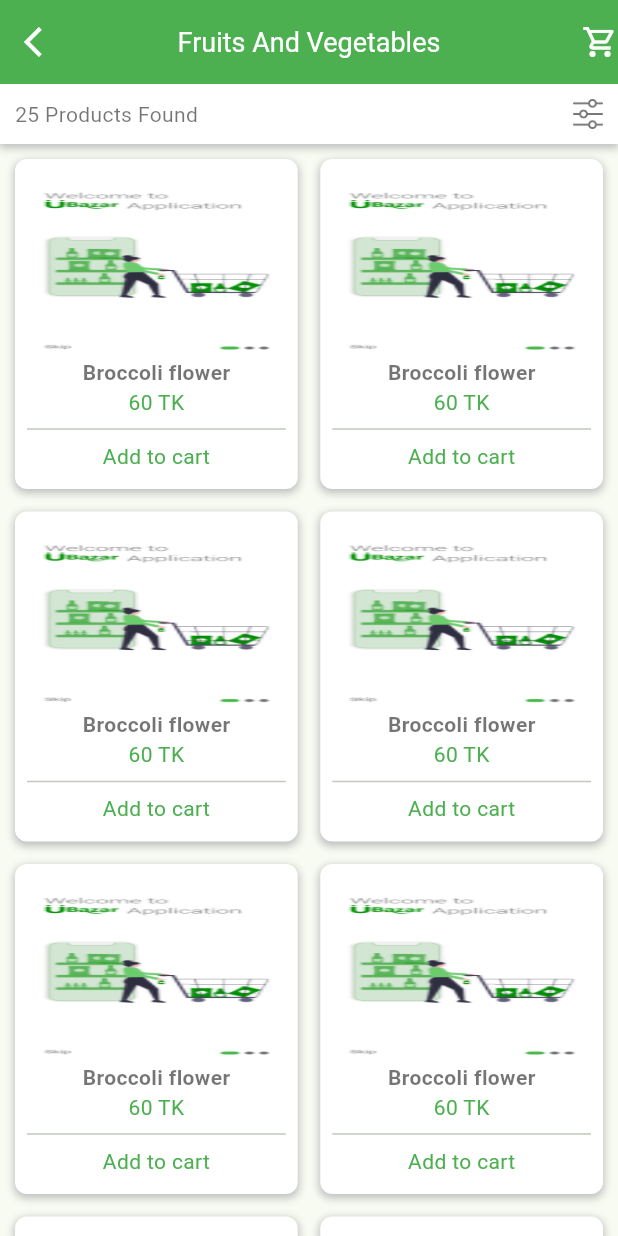
After one commit to muksiturrahman/GTR_API_Ui_Test, a Flutter app: the Vegetable screen opened directly, on a phone screen of 412 x 824 dp. The commit adds this screen. Run offline on Flutter 3.47's test engine with Material 2 defaults, Android fonts, the phone set to English and light mode, and no system bars; our stand-ins replace carousel_slider, smooth_page_indicator.

Commit message:
fruits and vegetable page designed

```diff
--- a/lib/Screens/HomePage/HomePage.dart
+++ b/lib/Screens/HomePage/HomePage.dart
@@ -1,5 +1,6 @@
 import 'package:carousel_slider/carousel_slider.dart';
 import 'package:flutter/material.dart';
+import 'package:gtr_test/Screens/HomePage/Vegetable.dart';
 
 class HomePage extends StatefulWidget {
   const HomePage({super.key});
@@ -158,7 +159,11 @@ class _HomePageState extends State<HomePage> {
                       ),
                       Column(
                         children: [
-                          Container(
+                          GestureDetector(
+                            onTap: (){
+                              Navigator.push(context, MaterialPageRoute(builder: (context)=>Vegetable()));
+                            },
+                            child: Container(
                               height: 80,
                               width: 80,
                               decoration: BoxDecoration(
@@ -173,6 +178,7 @@ class _HomePageState extends State<HomePage> {
                                 ],
                               ),
                               child: Image.asset('assets/images/pageview1.png'),
+                            ),
                           ),
                           SizedBox(
                             height: 10,
--- a/lib/Screens/HomePage/Vegetable.dart
+++ b/lib/Screens/HomePage/Vegetable.dart
@@ -0,0 +1,63 @@
+import 'package:flutter/material.dart';
+import 'package:gtr_test/widgets/customgrid.dart';
+
+class Vegetable extends StatefulWidget {
+  const Vegetable({super.key});
+
+  @override
+  State<Vegetable> createState() => _VegetableState();
+}
+
+class _VegetableState extends State<Vegetable> {
+  @override
+  Widget build(BuildContext context) {
+    return Scaffold(
+      appBar: AppBar(
+        backgroundColor: Colors.green,
+        leading: IconButton(
+          onPressed: (){
+            Navigator.pop(context);
+          },
+          icon: Icon(Icons.arrow_back_ios),color: Colors.white,
+        ),
+        title: Text('Fruits And Vegetables',style: TextStyle(color: Colors.white,fontSize: 18),),
+        centerTitle: true,
+        actions: [
+          Icon(Icons.shopping_cart_outlined,color: Colors.white,),
+        ],
+      ),
+      body: ListView(
+        children: [
+          Container(
+            height: 40,
+            width: double.infinity,
+            decoration: BoxDecoration(
+              color: Colors.white,
+              boxShadow: [
+                BoxShadow(
+                    color: Colors.grey.shade400,
+                    spreadRadius: 0.5,
+                    blurRadius: 4,
+                    offset: const Offset(0, 2))
+              ],
+            ),
+            child: Padding(
+              padding: const EdgeInsets.all(10.0),
+              child: Row(
+                mainAxisAlignment: MainAxisAlignment.spaceBetween,
+                children: [
+                  Text("25 Products Found",style: TextStyle(color: Colors.black54),),
+                  Image.asset("assets/icons/filter.png",color: Colors.black54,),
+                ],
+              ),
+            ),
+          ),
+          Padding(
+            padding: const EdgeInsets.all(10),
+            child: CustomGrid(),
+          ),
+        ],
+      ),
+    );
+  }
+}
--- /dev/null
+++ b/lib/widgets/customgrid.dart
@@ -0,0 +1,66 @@
+import 'package:flutter/material.dart';
+
+class CustomGrid extends StatefulWidget {
+  const CustomGrid({super.key});
+
+  @override
+  State<CustomGrid> createState() => _CustomGridState();
+}
+
+class _CustomGridState extends State<CustomGrid> {
+  @override
+  Widget build(BuildContext context) {
+    return GridView.builder(
+      physics: NeverScrollableScrollPhysics(),
+      shrinkWrap: true,
+      itemCount: 20,
+      gridDelegate:
+      SliverGridDelegateWithFixedCrossAxisCount(
+          crossAxisCount: 2,
+          mainAxisSpacing: 15,
+          mainAxisExtent: 220,
+          crossAxisSpacing: 15),
+      itemBuilder: (context, index) {
+        return
+          Container(
+            height: MediaQuery.of(context).size.height /5,
+            width: MediaQuery.of(context).size.width /2.3,
+            decoration: BoxDecoration(
+              color: Colors.white,
+              borderRadius: BorderRadius.circular(8),
+              boxShadow: [
+                BoxShadow(
+                    color: Colors.grey.shade400,
+                    spreadRadius: 0.5,
+                    blurRadius: 4,
+                    offset: const Offset(0, 2))
+              ],
+            ),
+            child: Padding(
+              padding: const EdgeInsets.all(8),
+              child: Column(
+                mainAxisAlignment: MainAxisAlignment.center,
+                children: [
+                  Container(
+                    height: 120,
+                      width: double.infinity,
+                      child: Image.asset('assets/images/pageview1.png',fit: BoxFit.fill,),
+                  ),
+                  Text("Broccoli flower",
+                      style: TextStyle(
+                          fontWeight: FontWeight.bold,
+                          color: Colors.black54)),
+                  Text(
+                    "60 TK",
+                    style: TextStyle(color: Colors.green),
+                  ),
+                  Divider(),
+                  Text('Add to cart',style: TextStyle(color: Colors.green),)
+                ],
+              ),
+            ),
+          );
+      },
+    );;
+  }
+}
```
Also changed, not shown: assets/icons/filter.png (added), assets/images/broccoli.jpeg (added). Lines whose indentation alone changed are shown as unchanged.
